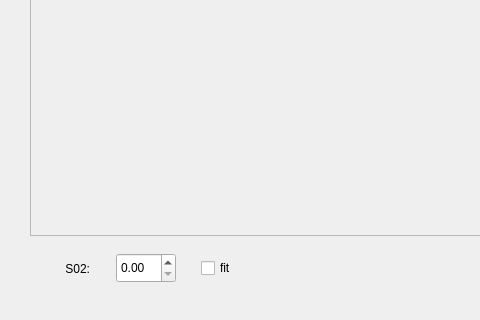
Above: dialog_Fit.ui from yohey-uemura/EXAFSfit_with_silx before the change; both pictures show x 0 to 480 and y 425 to 745 of the 1280 by 745 pixel window. Below: the same form after it.
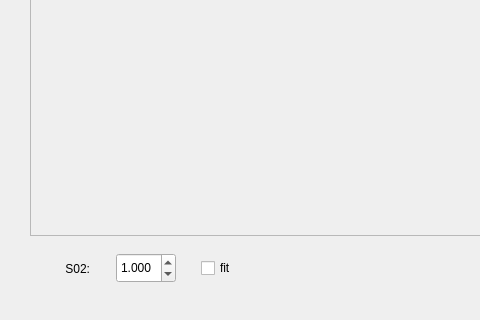
That is the form after the change.

The edit to the form file:
```diff
--- a/dialog_Fit.ui
+++ b/dialog_Fit.ui
@@ -154,6 +154,18 @@
         <height>30</height>
        </size>
       </property>
+      <property name="decimals">
+       <number>3</number>
+      </property>
+      <property name="maximum">
+       <double>2.000000000000000</double>
+      </property>
+      <property name="singleStep">
+       <double>0.050000000000000</double>
+      </property>
+      <property name="value">
+       <double>1.000000000000000</double>
+      </property>
      </widget>
     </item>
     <item>
```
